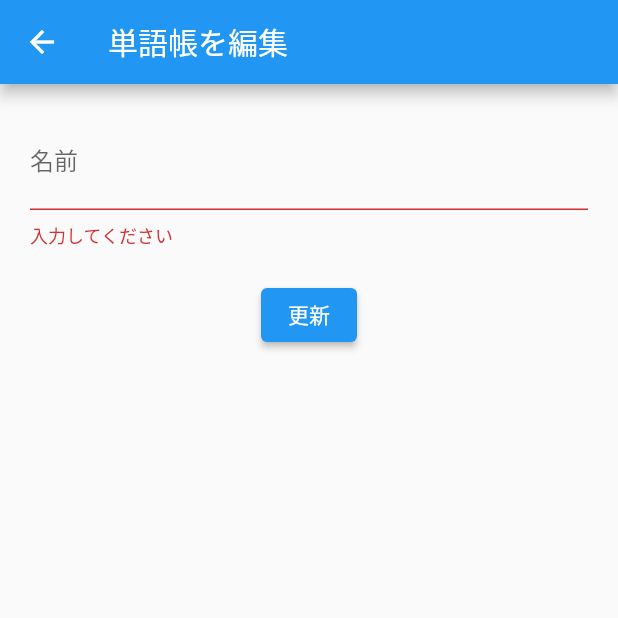
After one commit to misaki-kawaguchi/Flash-Card, a Flutter app: the EditFlashcardPage screen opened by its route, after a tap on "更新", on a phone screen of 412 x 824 dp, the top half of it. The commit adds this screen. Run offline on Flutter 3.47's test engine with Material 2 defaults, Android fonts, the phone set to English and light mode, and no system bars; our stand-ins replace sembast.

Commit message:
編集ページを作成

```diff
--- /dev/null
+++ b/lib/pages/flashcard/edit.dart
@@ -0,0 +1,75 @@
+import 'package:flashcard/models/flashcard.dart';
+import 'package:flashcard/repositories/flashcard_repository.dart';
+import 'package:flashcard/widgets/flashcard/flashcard_form.dart';
+import 'package:flutter/material.dart';
+
+class EditFlashcardPage extends StatefulWidget {
+  const EditFlashcardPage({Key? key}) : super(key: key);
+
+  @override
+  _EditFlashcardPageState createState() => _EditFlashcardPageState();
+}
+
+class _EditFlashcardPageState extends State<EditFlashcardPage> {
+
+  // フォームと連携させるためのGlobalKey
+  final _formKey = GlobalKey<FormState>();
+
+  // 名前編集欄用のコントローラー（フォームの値を管理）
+  final _nameController = TextEditingController();
+
+  // 新規登録ボタンが押された時にバリデーションを働かせる
+  Future _save() async {
+    // フォーム内のバリデーションを実行する
+    // currentState!：nullではないことを表す
+    if (!_formKey.currentState!.validate()) {
+      return;
+    }
+
+    // Flashcardモデルのインスタンスを作成
+    final flashcard = Flashcard(name: _nameController.text);
+    // データを保存
+    await FlashcardRepository.add(flashcard);
+
+    // 前の画面に戻る
+    Navigator.of(context).pop();
+  }
+
+  @override
+  Widget build(BuildContext context) {
+    return Scaffold(
+      appBar: AppBar(
+        title: const Text('単語帳を編集'),
+      ),
+      body: Container(
+        margin: const EdgeInsets.all(20.0),
+        child: Column(
+          children: <Widget>[
+            Form(
+              key: _formKey,
+              child: Column(
+                children: [
+                  FlashcardForm(nameController: _nameController),
+                  Container(
+                    margin: const EdgeInsets.all(20.0),
+                    child: ElevatedButton(
+                      onPressed: _save,
+                      child: const Text('更新'),
+                    ),
+                  ),
+                ],
+              ),
+            ),
+          ],
+        ),
+      ),
+    );
+  }
+
+  // TextEditingControllerはウィジェット上での利用が終わったあとはリソースを解放してあげる必要がある
+  @override
+  void dispose() {
+    _nameController.dispose();
+    super.dispose();
+  }
+}
--- a/lib/routes.dart
+++ b/lib/routes.dart
@@ -1,11 +1,14 @@
 import 'package:flashcard/pages/home.dart';
 import 'package:flashcard/pages/flashcard/create.dart';
+import 'package:flashcard/pages/flashcard/edit.dart';
 
 // 一番最初に開かれるページ
 const indexPage = '/';
 const flashcardCreatePage = '/flashcard/create';
+const flashcardEditPage = '/flashcard/edit';
 
 final routes = {
   indexPage: (context) => const MyHomePage(),
   flashcardCreatePage: (context) => const CreateFlashcardPage(),
+  flashcardEditPage: (context) => const EditFlashcardPage(),
 };
```
